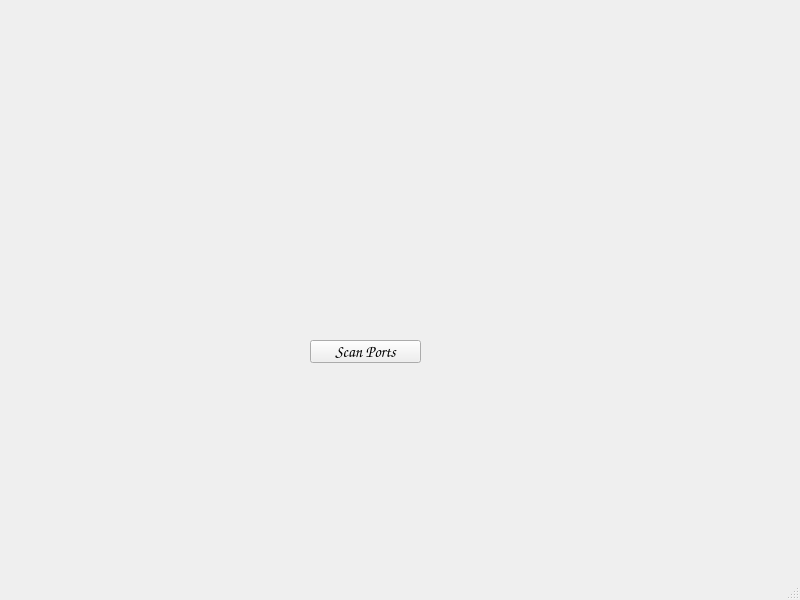
piotrekgelert/port-scanner, file App_main/UI/ports_scan.ui: the form before one commit.
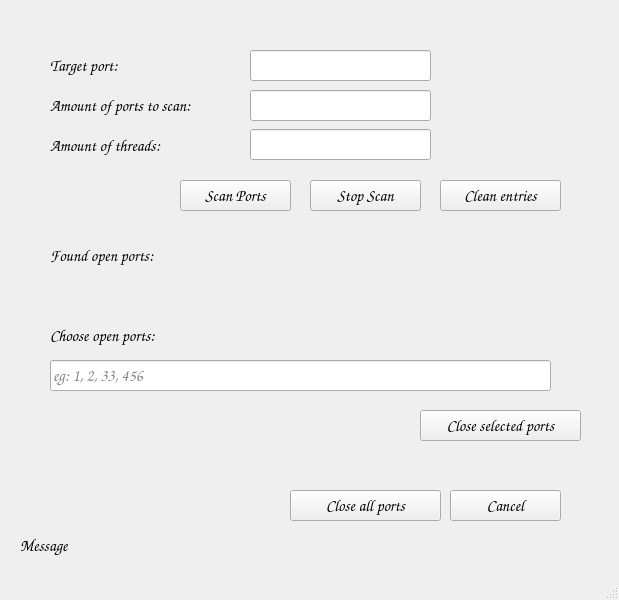
The form after the commit.

Commit message: add simple UI to script

What changed in the file:
```diff
--- a/App_main/UI/ports_scan.ui
+++ b/App_main/UI/ports_scan.ui
@@ -6,7 +6,7 @@
    <rect>
     <x>0</x>
     <y>0</y>
-    <width>800</width>
+    <width>619</width>
     <height>600</height>
    </rect>
   </property>
@@ -23,16 +23,215 @@
    <widget class="QPushButton" name="pb_scan">
     <property name="geometry">
      <rect>
-      <x>310</x>
-      <y>340</y>
+      <x>180</x>
+      <y>180</y>
       <width>111</width>
-      <height>23</height>
+      <height>31</height>
      </rect>
     </property>
     <property name="text">
      <string>Scan Ports</string>
     </property>
    </widget>
+   <widget class="QLabel" name="lb_target_port">
+    <property name="geometry">
+     <rect>
+      <x>50</x>
+      <y>50</y>
+      <width>91</width>
+      <height>31</height>
+     </rect>
+    </property>
+    <property name="text">
+     <string>Target port:</string>
+    </property>
+   </widget>
+   <widget class="QLineEdit" name="le_target_port">
+    <property name="geometry">
+     <rect>
+      <x>250</x>
+      <y>50</y>
+      <width>181</width>
+      <height>31</height>
+     </rect>
+    </property>
+   </widget>
+   <widget class="QLineEdit" name="le_ports_amount">
+    <property name="geometry">
+     <rect>
+      <x>250</x>
+      <y>90</y>
+      <width>181</width>
+      <height>31</height>
+     </rect>
+    </property>
+   </widget>
+   <widget class="QLineEdit" name="le_threads_amount">
+    <property name="geometry">
+     <rect>
+      <x>250</x>
+      <y>129</y>
+      <width>181</width>
+      <height>31</height>
+     </rect>
+    </property>
+   </widget>
+   <widget class="QLabel" name="lb_ports_amount">
+    <property name="geometry">
+     <rect>
+      <x>50</x>
+      <y>90</y>
+      <width>181</width>
+      <height>31</height>
+     </rect>
+    </property>
+    <property name="text">
+     <string>Amount of ports to scan:</string>
+    </property>
+   </widget>
+   <widget class="QLabel" name="lb_threads_amount">
+    <property name="geometry">
+     <rect>
+      <x>50</x>
+      <y>130</y>
+      <width>141</width>
+      <height>31</height>
+     </rect>
+    </property>
+    <property name="text">
+     <string>Amount of threads:</string>
+    </property>
+   </widget>
+   <widget class="QPushButton" name="pb_cancel">
+    <property name="geometry">
+     <rect>
+      <x>450</x>
+      <y>490</y>
+      <width>111</width>
+      <height>31</height>
+     </rect>
+    </property>
+    <property name="text">
+     <string>Cancel</string>
+    </property>
+   </widget>
+   <widget class="QLabel" name="lb_message">
+    <property name="geometry">
+     <rect>
+      <x>20</x>
+      <y>530</y>
+      <width>591</width>
+      <height>31</height>
+     </rect>
+    </property>
+    <property name="text">
+     <string>Message</string>
+    </property>
+   </widget>
+   <widget class="QLabel" name="lb_ports_to_del">
+    <property name="geometry">
+     <rect>
+      <x>50</x>
+      <y>320</y>
+      <width>141</width>
+      <height>31</height>
+     </rect>
+    </property>
+    <property name="text">
+     <string>Choose open ports:</string>
+    </property>
+   </widget>
+   <widget class="QLineEdit" name="le_ports_to_del">
+    <property name="geometry">
+     <rect>
+      <x>50</x>
+      <y>360</y>
+      <width>501</width>
+      <height>31</height>
+     </rect>
+    </property>
+    <property name="placeholderText">
+     <string>eg: 1, 2, 33, 456</string>
+    </property>
+   </widget>
+   <widget class="QPushButton" name="pb_close_selected">
+    <property name="geometry">
+     <rect>
+      <x>420</x>
+      <y>410</y>
+      <width>161</width>
+      <height>31</height>
+     </rect>
+    </property>
+    <property name="text">
+     <string>Close selected ports</string>
+    </property>
+   </widget>
+   <widget class="QPushButton" name="pb_close_all">
+    <property name="geometry">
+     <rect>
+      <x>290</x>
+      <y>490</y>
+      <width>151</width>
+      <height>31</height>
+     </rect>
+    </property>
+    <property name="text">
+     <string>Close all ports</string>
+    </property>
+   </widget>
+   <widget class="QLabel" name="lb_le_founded_ports">
+    <property name="geometry">
+     <rect>
+      <x>50</x>
+      <y>280</y>
+      <width>571</width>
+      <height>31</height>
+     </rect>
+    </property>
+    <property name="text">
+     <string/>
+    </property>
+   </widget>
+   <widget class="QLabel" name="lb_founded_ports">
+    <property name="geometry">
+     <rect>
+      <x>50</x>
+      <y>240</y>
+      <width>141</width>
+      <height>31</height>
+     </rect>
+    </property>
+    <property name="text">
+     <string>Found open ports:</string>
+    </property>
+   </widget>
+   <widget class="QPushButton" name="pb_stop_scan">
+    <property name="geometry">
+     <rect>
+      <x>310</x>
+      <y>180</y>
+      <width>111</width>
+      <height>31</height>
+     </rect>
+    </property>
+    <property name="text">
+     <string>Stop Scan</string>
+    </property>
+   </widget>
+   <widget class="QPushButton" name="pushButton">
+    <property name="geometry">
+     <rect>
+      <x>440</x>
+      <y>180</y>
+      <width>121</width>
+      <height>31</height>
+     </rect>
+    </property>
+    <property name="text">
+     <string>Clean entries</string>
+    </property>
+   </widget>
   </widget>
   <widget class="QStatusBar" name="statusbar"/>
  </widget>
```
The commit also changes 2 other files.
